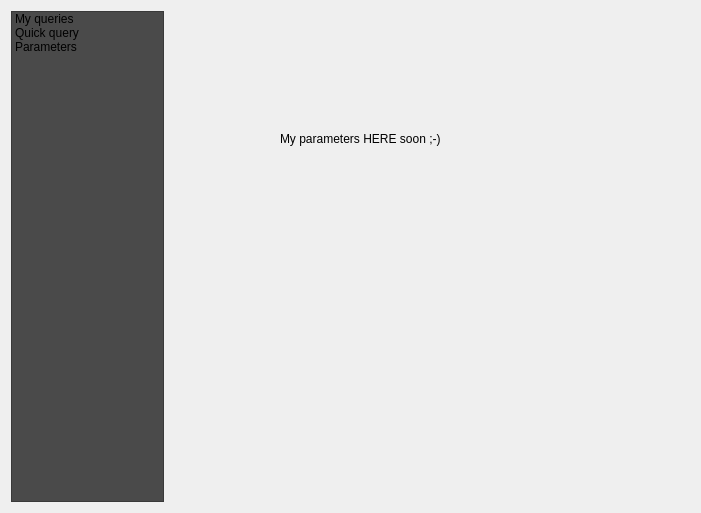
This is ui/main_window.ui in 3liz/QuickOSM as Qt 5 draws it before an edit. The edited form follows.
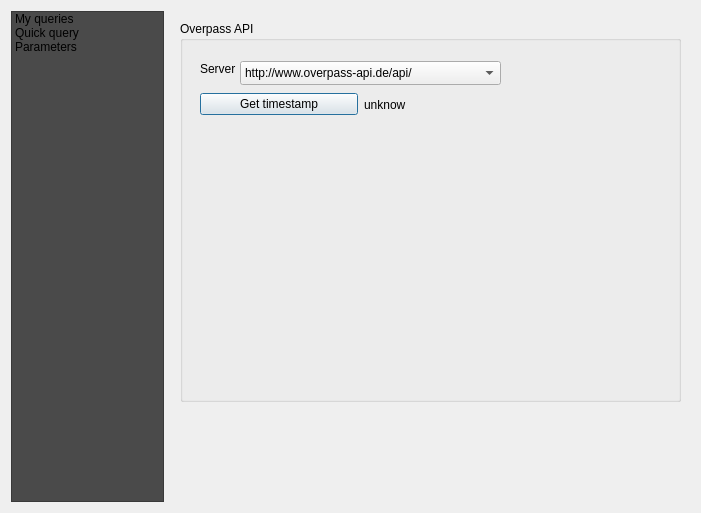
This is the edited form. The open tabs and pages were chosen to show the change. Icons and pictures are not drawn. Custom widgets are drawn as their Qt base class.

Commit message: Add config about server

```diff
--- a/ui/main_window.ui
+++ b/ui/main_window.ui
@@ -17,42 +17,6 @@
    <string>Quick OSM</string>
   </property>
   <layout class="QGridLayout" name="gridLayout">
-   <item row="0" column="1">
-    <widget class="QStackedWidget" name="stackedWidget">
-     <property name="sizePolicy">
-      <sizepolicy hsizetype="Preferred" vsizetype="Preferred">
-       <horstretch>0</horstretch>
-       <verstretch>0</verstretch>
-      </sizepolicy>
-     </property>
-     <property name="minimumSize">
-      <size>
-       <width>300</width>
-       <height>200</height>
-      </size>
-     </property>
-     <property name="currentIndex">
-      <number>0</number>
-     </property>
-     <widget class="MyQueriesWidget" name="my_queries"/>
-     <widget class="QuickQueryWidget" name="quick_query"/>
-     <widget class="QWidget" name="parameters">
-      <widget class="QLabel" name="label">
-       <property name="geometry">
-        <rect>
-         <x>110</x>
-         <y>120</y>
-         <width>241</width>
-         <height>16</height>
-        </rect>
-       </property>
-       <property name="text">
-        <string>My parameters HERE soon ;-)</string>
-       </property>
-      </widget>
-     </widget>
-    </widget>
-   </item>
    <item row="0" column="0">
     <widget class="QListWidget" name="listWidget">
      <property name="sizePolicy">
@@ -117,6 +81,106 @@
      </item>
     </widget>
    </item>
+   <item row="0" column="1">
+    <widget class="QStackedWidget" name="stackedWidget">
+     <property name="sizePolicy">
+      <sizepolicy hsizetype="Preferred" vsizetype="Preferred">
+       <horstretch>0</horstretch>
+       <verstretch>0</verstretch>
+      </sizepolicy>
+     </property>
+     <property name="minimumSize">
+      <size>
+       <width>300</width>
+       <height>200</height>
+      </size>
+     </property>
+     <property name="currentIndex">
+      <number>2</number>
+     </property>
+     <widget class="MyQueriesWidget" name="my_queries"/>
+     <widget class="QuickQueryWidget" name="quick_query"/>
+     <widget class="QWidget" name="parameters">
+      <widget class="QGroupBox" name="groupBox">
+       <property name="geometry">
+        <rect>
+         <x>10</x>
+         <y>10</y>
+         <width>501</width>
+         <height>381</height>
+        </rect>
+       </property>
+       <property name="title">
+        <string>Overpass API</string>
+       </property>
+       <widget class="QWidget" name="layoutWidget">
+        <property name="geometry">
+         <rect>
+          <x>20</x>
+          <y>70</y>
+          <width>321</width>
+          <height>27</height>
+         </rect>
+        </property>
+        <layout class="QHBoxLayout" name="horizontalLayout_2">
+         <item>
+          <widget class="QPushButton" name="pushButton_OAPI_timestamp">
+           <property name="text">
+            <string>Get timestamp</string>
+           </property>
+          </widget>
+         </item>
+         <item>
+          <widget class="QLabel" name="label_timestamp_oapi">
+           <property name="text">
+            <string>unknow</string>
+           </property>
+          </widget>
+         </item>
+        </layout>
+       </widget>
+       <widget class="QComboBox" name="comboBox_default_OAPI">
+        <property name="geometry">
+         <rect>
+          <x>60</x>
+          <y>40</y>
+          <width>261</width>
+          <height>24</height>
+         </rect>
+        </property>
+        <item>
+         <property name="text">
+          <string>http://www.overpass-api.de/api/</string>
+         </property>
+        </item>
+        <item>
+         <property name="text">
+          <string>http://overpass.osm.rambler.ru/cgi/</string>
+         </property>
+        </item>
+        <item>
+         <property name="text">
+          <string>http://api.openstreetmap.fr/oapi/</string>
+         </property>
+        </item>
+       </widget>
+       <widget class="QLabel" name="label">
+        <property name="geometry">
+         <rect>
+          <x>20</x>
+          <y>40</y>
+          <width>61</width>
+          <height>16</height>
+         </rect>
+        </property>
+        <property name="text">
+         <string>Server</string>
+        </property>
+       </widget>
+      </widget>
+     </widget>
+    </widget>
+   </item>
   </layout>
  </widget>
  <customwidgets>
```
The commit also changes 5 other files.
